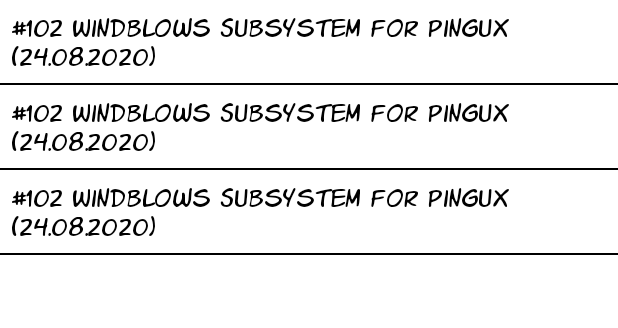
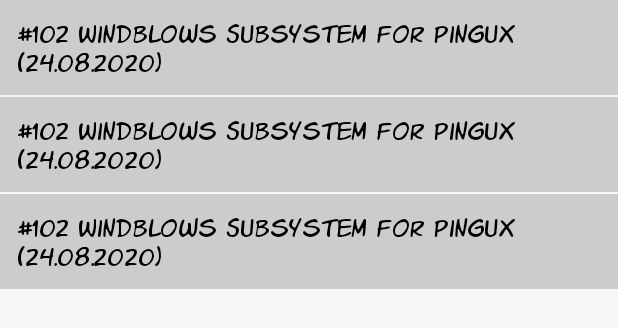
Before and after one commit to KamilSucharski/i_am_steve_android, an Android app: the layout activity_archive.xml on its own in the app's theme, with its tools: preview values and no code run, on a phone screen of 412 x 824 dp. Shown: the top 328 px of the screen. Run offline under Robolectric (Android 15) with nearby library versions, the phone set to English and light mode, and no system bars.

Commit message:
Code cleanup

```diff
--- a/domain/src/main/java/com/iamsteve/domain/util/Consts.kt
+++ b/domain/src/main/java/com/iamsteve/domain/util/Consts.kt
@@ -9,7 +9,7 @@ object Consts {
     // Shared Preferences
     const val SHARED_PREFERENCES_NAME = "SHARED_PREFERENCES"
     const val KEY_COMIC_LIST = "KEY_COMIC_LIST"
-    const val KEY_PRELOAD_COMPLETED = "KEY_PRELOAD_COMPLETED"
+    const val KEY_PRELOAD_VERSION = "KEY_PRELOAD_VERSION"
 
     // Extra
     const val EXTRA_COMIC = "EXTRA_COMIC"
--- a/presentation/src/main/java/com/iamsteve/android/di/UtilModule.kt
+++ b/presentation/src/main/java/com/iamsteve/android/di/UtilModule.kt
@@ -1,6 +1,7 @@
 package com.iamsteve.android.di
 
 import android.content.Context.MODE_PRIVATE
+import com.iamsteve.android.BuildConfig
 import com.iamsteve.android.util.implementation.AndroidLocalStorage
 import com.iamsteve.android.util.implementation.AndroidLogger
 import com.iamsteve.android.util.implementation.AndroidPreloader
@@ -32,6 +33,7 @@ val utilModule = module {
     factory { Persistence(get()) }
     factory<Preloader> {
         AndroidPreloader(
+            currentVersion = BuildConfig.VERSION_CODE,
             assetManager = androidContext().assets,
             localStorage = get(),
             gson = get()
--- a/presentation/src/main/java/com/iamsteve/android/util/implementation/AndroidPreloader.kt
+++ b/presentation/src/main/java/com/iamsteve/android/util/implementation/AndroidPreloader.kt
@@ -10,13 +10,15 @@ import com.iamsteve.domain.util.Preloader
 import java.io.BufferedReader
 
 class AndroidPreloader(
+    private val currentVersion: Int,
     private val assetManager: AssetManager,
     private val localStorage: LocalStorage,
     private val gson: Gson
 ) : Preloader {
 
     override fun preload() {
-        if (localStorage.getBoolean(Consts.KEY_PRELOAD_COMPLETED) == true) {
+        val previousPreloadVersion = localStorage.getInt(Consts.KEY_PRELOAD_VERSION) ?: 0
+        if (previousPreloadVersion >= currentVersion) {
             return
         }
 
@@ -41,6 +43,6 @@ class AndroidPreloader(
         }
 
         localStorage.putSerializable(Consts.KEY_COMIC_LIST, comics)
-        localStorage.putBoolean(Consts.KEY_PRELOAD_COMPLETED, true)
+        localStorage.putInt(Consts.KEY_PRELOAD_VERSION, currentVersion)
     }
 }
--- a/presentation/src/main/res/drawable/rotate_icon.xml
+++ b/presentation/src/main/res/drawable/rotate_icon.xml
@@ -1,6 +1,8 @@
 <rotate xmlns:android="http://schemas.android.com/apk/res/android"
     android:drawable="@drawable/steve"
     android:fromDegrees="0"
+    android:interpolator="@android:anim/linear_interpolator"
     android:pivotX="50%"
     android:pivotY="50%"
+    android:repeatCount="infinite"
     android:toDegrees="360" />
--- a/presentation/src/main/res/layout/activity_archive.xml
+++ b/presentation/src/main/res/layout/activity_archive.xml
@@ -9,6 +9,9 @@
         android:layout_width="match_parent"
         android:layout_height="match_parent"
         android:fadeScrollbars="false"
+        android:fadingEdge="vertical"
+        android:fadingEdgeLength="50dp"
+        android:requiresFadingEdge="vertical"
         android:scrollbars="vertical"
         tools:listitem="@layout/item_comic_archive" />
 
--- a/presentation/src/main/res/layout/fragment_comic.xml
+++ b/presentation/src/main/res/layout/fragment_comic.xml
@@ -7,6 +7,9 @@
         android:id="@+id/recycler_view"
         android:layout_width="match_parent"
         android:layout_height="match_parent"
-        android:background="@color/white" />
+        android:background="@color/white"
+        android:fadingEdge="vertical"
+        android:fadingEdgeLength="50dp"
+        android:requiresFadingEdge="vertical" />
 
 </layout>
--- a/presentation/src/main/res/layout/item_comic_archive.xml
+++ b/presentation/src/main/res/layout/item_comic_archive.xml
@@ -5,32 +5,21 @@
 
     <data />
 
-    <androidx.constraintlayout.widget.ConstraintLayout
+    <com.google.android.material.textview.MaterialTextView
+        android:id="@+id/text_view"
         android:layout_width="match_parent"
         android:layout_height="wrap_content"
-        android:background="?android:attr/selectableItemBackground"
+        android:layout_marginBottom="1dp"
+        android:background="@color/element_color"
         android:clickable="true"
-        android:focusable="true">
+        android:focusable="true"
+        android:foreground="?android:attr/selectableItemBackground"
+        android:padding="12dp"
+        android:textAppearance="?attr/textAppearanceBody1"
+        app:layout_constraintEnd_toEndOf="parent"
+        app:layout_constraintStart_toStartOf="parent"
+        app:layout_constraintTop_toTopOf="parent"
+        tools:text="#102 Windblows Subsystem for Pingux (24.08.2020)"
+        tools:ignore="UnusedAttribute" />
 
-        <com.google.android.material.textview.MaterialTextView
-            android:id="@+id/text_view"
-            android:layout_width="0dp"
-            android:layout_height="wrap_content"
-            android:padding="8dp"
-            android:textAppearance="?attr/textAppearanceBody1"
-            app:layout_constraintEnd_toEndOf="parent"
-            app:layout_constraintStart_toStartOf="parent"
-            app:layout_constraintTop_toTopOf="parent"
-            tools:text="#102 Windblows Subsystem for Pingux (24.08.2020)" />
-
-        <View
-            android:layout_width="0dp"
-            android:layout_height="1dp"
-            android:background="@color/text_color"
-            app:layout_constraintBottom_toBottomOf="parent"
-            app:layout_constraintEnd_toEndOf="parent"
-            app:layout_constraintStart_toStartOf="parent"
-            app:layout_constraintTop_toBottomOf="@id/text_view" />
-
-    </androidx.constraintlayout.widget.ConstraintLayout>
 </layout>
--- a/presentation/src/main/res/layout/item_comic_panel.xml
+++ b/presentation/src/main/res/layout/item_comic_panel.xml
@@ -7,7 +7,10 @@
         android:id="@+id/image_view"
         android:layout_width="match_parent"
         android:layout_height="wrap_content"
-        android:layout_margin="2dp"
+        android:layout_marginStart="6dp"
+        android:layout_marginEnd="6dp"
+        android:layout_marginTop="2dp"
+        android:layout_marginBottom="2dp"
         android:adjustViewBounds="true"
         android:background="@color/black"
         android:padding="2dp" />
--- a/presentation/src/main/res/layout/item_comic_title.xml
+++ b/presentation/src/main/res/layout/item_comic_title.xml
@@ -10,8 +10,8 @@
         android:layout_height="wrap_content"
         android:layout_marginTop="6dp"
         android:layout_marginBottom="8dp"
-        android:paddingStart="4dp"
-        android:paddingEnd="4dp"
+        android:paddingStart="8dp"
+        android:paddingEnd="8dp"
         android:textAppearance="?attr/textAppearanceBody1"
         android:textColor="@color/black"
         tools:text="#102 Windblows Subsystem for Pingux" />
--- a/presentation/src/main/res/values-night/colors.xml
+++ b/presentation/src/main/res/values-night/colors.xml
@@ -1,6 +1,6 @@
 <?xml version="1.0" encoding="utf-8"?>
 <resources>
-    <color name="background_color">#454545</color>
+    <color name="background_color">#404040</color>
     <color name="element_color">#303030</color>
     <color name="text_color">@color/white</color>
 </resources>
--- a/presentation/src/main/res/values/colors.xml
+++ b/presentation/src/main/res/values/colors.xml
@@ -1,9 +1,9 @@
 <?xml version="1.0" encoding="utf-8"?>
 <resources>
     <color name="background_color">@color/white</color>
-    <color name="element_color">#DDDDDD</color>
+    <color name="element_color">#CCCCCC</color>
     <color name="text_color">@color/black</color>
 
-    <color name="white">#FFFFFF</color>
+    <color name="white">#F7F7F7</color>
     <color name="black">#000000</color>
 </resources>
```
